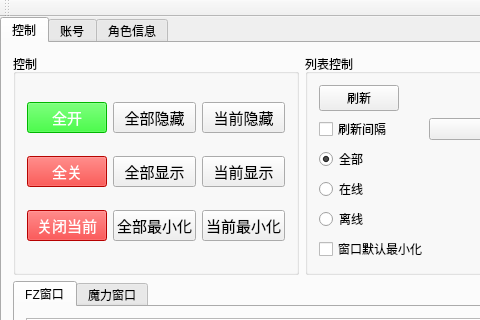
Old version of the form MLAssistTool/MLAssistTool.ui in the repository HBACC0005240/MLAssist; both pictures show x 0 to 480 and y 0 to 320 of the 806 by 577 pixel window.
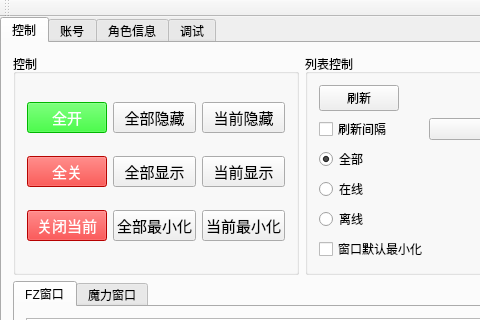
New version of the form. Custom widgets are drawn as their Qt base class.

Commit message: 管理器增加日志界面 辅助增加软件信息 辅助修改脚本自动扔和自动叠API

What changed in the file:
```diff
--- a/MLAssistTool/MLAssistTool.ui
+++ b/MLAssistTool/MLAssistTool.ui
@@ -562,6 +562,11 @@
         <string>角色信息</string>
        </attribute>
       </widget>
+      <widget class="MLDebugWgt" name="mlDebugWgt">
+       <attribute name="title">
+        <string>调试</string>
+       </attribute>
+      </widget>
      </widget>
     </item>
    </layout>
@@ -600,6 +605,12 @@
    <header>GamePlayerDataWgt.h</header>
    <container>1</container>
   </customwidget>
+  <customwidget>
+   <class>MLDebugWgt</class>
+   <extends>QWidget</extends>
+   <header>MLDebugWgt.h</header>
+   <container>1</container>
+  </customwidget>
  </customwidgets>
  <resources>
   <include location="MLAssistTool.qrc"/>
```
The commit also changes 6 other files.
